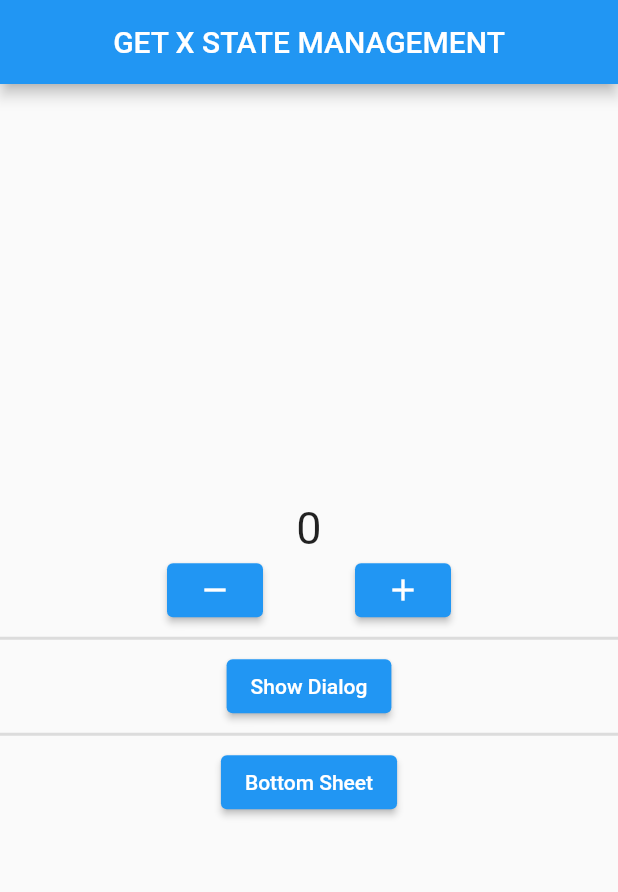
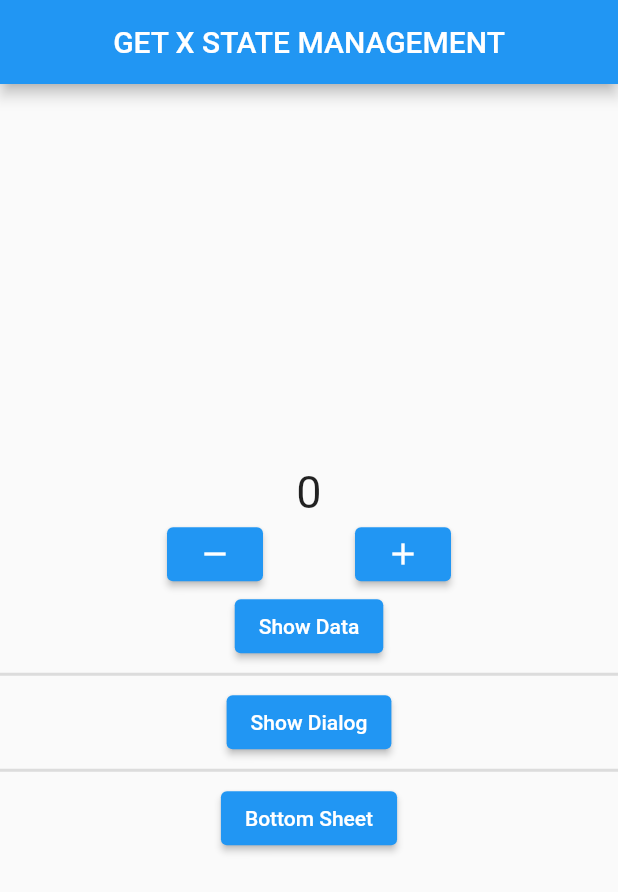
Before and after one commit to ryandiaziz/flutter_getx_test, a Flutter app: the screen it shows after launch, on a phone screen of 412 x 824 dp. Shown: the top 892 px of the screen. Run offline on Flutter 3.47's test engine with Material 2 defaults, Android fonts, the phone set to English and light mode, and no system bars; our stand-ins replace get.

```diff
--- /dev/null
+++ b/lib/controllers/home_controller.dart
@@ -0,0 +1,20 @@
+import 'package:get/get.dart';
+
+class CountController extends GetxController {
+  // var data = 0.obs; // Menggunakan reactive state manager -> View mengguanakan Obx()
+  int data = 0; // View menggunakan GetBuilder()
+  increment() {
+    // Menampilkan snackbar setiap nilai kelipatan 10
+    if (data % 10 == 0) {
+      // Menampilkan snackbar menggunakan Get X
+      Get.snackbar("Selamat", "Nilai sudah Melebihi $data");
+    }
+    return data++;
+  }
+
+  decrement() => data--;
+
+  void refreshTampilan() {
+    update(); // FUngsi untuk mengupdate data pada tambilan
+  }
+}
--- a/lib/main.dart
+++ b/lib/main.dart
@@ -1,4 +1,5 @@
 import 'package:flutter/material.dart';
+import 'package:flutter_getx_test/pages/home_page.dart';
 import 'package:get/get.dart';
 
 void main() {
@@ -15,129 +16,3 @@ class MyApp extends StatelessWidget {
     );
   }
 }
-
-class HomePage extends StatelessWidget {
-  HomePage({Key? key}) : super(key: key);
-
-  final CountController value = Get.put(CountController());
-
-  @override
-  Widget build(BuildContext context) {
-    print("render");
-    return Scaffold(
-      appBar: AppBar(
-        title: Text(
-          "GET X STATE MANAGEMENT",
-        ),
-        centerTitle: true,
-      ),
-      body: Column(
-        mainAxisAlignment: MainAxisAlignment.center,
-        children: [
-          Center(
-            child: Obx(
-              () => Text(
-                "${value.data.value}",
-                style: const TextStyle(
-                  fontSize: 30,
-                ),
-              ),
-            ),
-          ),
-          Padding(
-            padding: const EdgeInsets.symmetric(horizontal: 50.0),
-            child: Row(
-              mainAxisAlignment: MainAxisAlignment.spaceEvenly,
-              children: [
-                ElevatedButton(
-                  onPressed: () {
-                    value.decrement();
-                  },
-                  child: const Icon(Icons.remove),
-                ),
-                ElevatedButton(
-                  onPressed: () {
-                    value.increment();
-                  },
-                  child: const Icon(Icons.add),
-                ),
-              ],
-            ),
-          ),
-          const Divider(
-            thickness: 2,
-          ),
-          ElevatedButton(
-            onPressed: () {
-              // Show dialog with GetX
-              Get.defaultDialog(
-                title: "Dialog with Getx",
-                content: const Text(
-                  "This is content dialog with getx dialog",
-                ),
-                actions: [
-                  TextButton(
-                    onPressed: () {},
-                    child: const Text("OK"),
-                  ),
-                  TextButton(
-                    onPressed: () {
-                      Navigator.pop(context);
-                    },
-                    child: const Text(
-                      "Cancel",
-                      style: TextStyle(
-                        color: Colors.red,
-                      ),
-                    ),
-                  ),
-                ],
-              );
-            },
-            child: const Text("Show Dialog"),
-          ),
-          const Divider(
-            thickness: 2,
-          ),
-          ElevatedButton(
-            onPressed: () {
-              Get.bottomSheet(
-                isDismissible: true,
-                enableDrag: true,
-                Container(
-                  color: Colors.white,
-                  height: 300,
-                  child: ListView(
-                    children: const [
-                      ListTile(
-                        leading: Icon(Icons.person),
-                        title: Text("Nama"),
-                      )
-                    ],
-                  ),
-                ),
-              );
-            },
-            child: const Text(
-              "Bottom Sheet",
-            ),
-          ),
-        ],
-      ),
-    );
-  }
-}
-
-class CountController extends GetxController {
-  var data = 0.obs;
-  increment() {
-    // Menampilkan snackbar setiap nilai kelipatan 10
-    if (data % 10 == 0) {
-      // Menampilkan snackbar menggunakan Get X
-      Get.snackbar("Selamat", "Nilai sudah Melebihi $data");
-    }
-    return data++;
-  }
-
-  decrement() => data--;
-}
--- /dev/null
+++ b/lib/pages/home_page.dart
@@ -0,0 +1,132 @@
+import 'package:flutter/material.dart';
+import 'package:get/get.dart';
+
+import '../controllers/home_controller.dart';
+
+class HomePage extends StatelessWidget {
+  HomePage({Key? key}) : super(key: key);
+
+  // Objek controller menggunakan Getx
+  final CountController value = Get.put(CountController());
+
+  @override
+  Widget build(BuildContext context) {
+    print("render");
+    return Scaffold(
+      appBar: AppBar(
+        title: Text(
+          "GET X STATE MANAGEMENT",
+        ),
+        centerTitle: true,
+      ),
+      body: Column(
+        mainAxisAlignment: MainAxisAlignment.center,
+        children: [
+          Center(
+              // Menggunakan reactive manager
+              // child: Obx(
+              //   () => Text(
+              //     "${value.data.value}",
+              //     style: const TextStyle(
+              //       fontSize: 30,
+              //     ),
+              //   ),
+              // ),
+
+              child: GetBuilder<CountController>(
+            builder: (controller) => Text(
+              "${controller.data}",
+              style: const TextStyle(
+                fontSize: 30,
+              ),
+            ),
+          )),
+          Padding(
+            padding: const EdgeInsets.symmetric(horizontal: 50.0),
+            child: Row(
+              mainAxisAlignment: MainAxisAlignment.spaceEvenly,
+              children: [
+                ElevatedButton(
+                  onPressed: () {
+                    value.decrement();
+                  },
+                  child: const Icon(Icons.remove),
+                ),
+                ElevatedButton(
+                  onPressed: () {
+                    value.increment();
+                  },
+                  child: const Icon(Icons.add),
+                ),
+              ],
+            ),
+          ),
+          ElevatedButton(
+            onPressed: () {
+              value.refreshTampilan();
+            },
+            child: const Text("Show Data"),
+          ),
+          const Divider(
+            thickness: 2,
+          ),
+          ElevatedButton(
+            onPressed: () {
+              // Show dialog with GetX
+              Get.defaultDialog(
+                title: "Dialog with Getx",
+                content: const Text(
+                  "This is content dialog with getx dialog",
+                ),
+                actions: [
+                  TextButton(
+                    onPressed: () {},
+                    child: const Text("OK"),
+                  ),
+                  TextButton(
+                    onPressed: () {
+                      Navigator.pop(context);
+                    },
+                    child: const Text(
+                      "Cancel",
+                      style: TextStyle(
+                        color: Colors.red,
+                      ),
+                    ),
+                  ),
+                ],
+              );
+            },
+            child: const Text("Show Dialog"),
+          ),
+          const Divider(
+            thickness: 2,
+          ),
+          ElevatedButton(
+            onPressed: () {
+              Get.bottomSheet(
+                isDismissible: true,
+                enableDrag: true,
+                Container(
+                  color: Colors.white,
+                  height: 300,
+                  child: ListView(
+                    children: const [
+                      ListTile(
+                        leading: Icon(Icons.person),
+                        title: Text("Nama"),
+                      )
+                    ],
+                  ),
+                ),
+              );
+            },
+            child: const Text(
+              "Bottom Sheet",
+            ),
+          ),
+        ],
+      ),
+    );
+  }
+}
```
